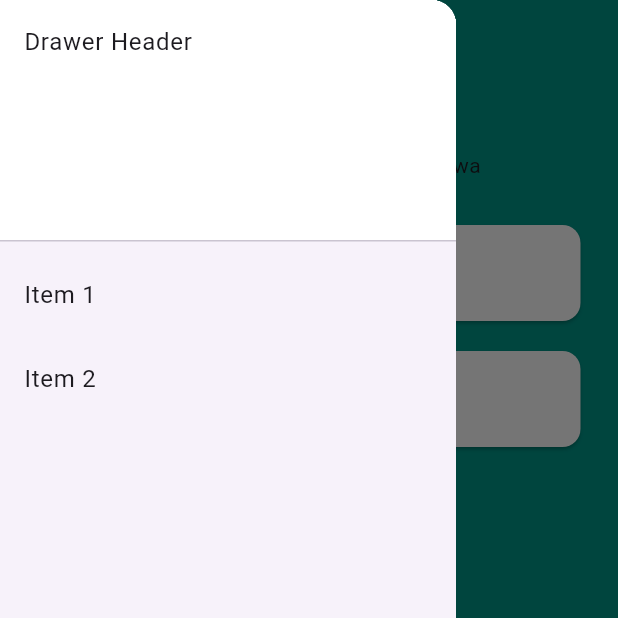
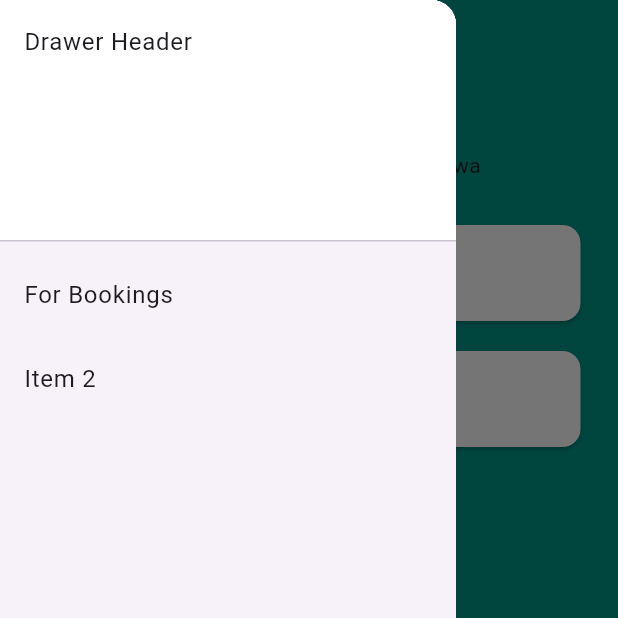
Before and after one commit to oluwasniper/Business_card, a Flutter app: the screen it shows after launch, with the side drawer open, on a phone screen of 412 x 824 dp, the top half of it. Run offline on Flutter 3.47's test engine with Material 3 defaults, Android fonts, the phone set to English and light mode, and no system bars.

Commit message:
BookingsPage added

```diff
--- a/lib/main.dart
+++ b/lib/main.dart
@@ -1,3 +1,4 @@
+import 'package:business_card/booking.dart';
 import 'package:flutter/material.dart';
 
 void main() {
@@ -15,29 +16,35 @@ class MyApp extends StatelessWidget {
         drawer: Drawer(
           child: ListView(
             children: [
-              DrawerHeader(
-                child: Text('Drawer Header'),
+              const DrawerHeader(
                 decoration: BoxDecoration(
                   color: Colors.white,
                 ),
+                child: Text('Drawer Header'),
               ),
               ListTile(
-                title: Text('Item 1'),
+                title: const Text('For Bookings'),
                 onTap: () {
-                  Navigator.pop(context);
+                  Navigator.push(
+                      context,
+                      MaterialPageRoute(
+                          builder: (context) => const BookingsPage()));
                 },
               ),
               ListTile(
-                title: Text('Item 2'),
+                title: const Text('Item 2'),
                 onTap: () {
-                  Navigator.pop(context);
+                  Navigator.push(
+                      context,
+                      MaterialPageRoute(
+                          builder: (context) => const BookingsPage()));
                 },
               ),
             ],
           ),
         ),
         backgroundColor: Colors.teal,
-        body: SafeArea(
+        body: const SafeArea(
             child: Column(
           children: [
             CircleAvatar(
@@ -50,7 +57,7 @@ class MyApp extends StatelessWidget {
               margin: EdgeInsets.symmetric(vertical: 10.0, horizontal: 25.0),
               color: Colors.white,
               child: Padding(
-                padding: const EdgeInsets.all(20.0),
+                padding: EdgeInsets.all(20.0),
                 child: Row(
                   children: [
                     Icon(
@@ -72,7 +79,7 @@ class MyApp extends StatelessWidget {
               margin: EdgeInsets.symmetric(vertical: 10.0, horizontal: 25.0),
               color: Colors.white,
               child: Padding(
-                padding: const EdgeInsets.all(20.0),
+                padding: EdgeInsets.all(20.0),
                 child: Row(children: [
                   Icon(Icons.email, color: Colors.black),
                   SizedBox(
```
Also changed, not shown: lib/booking.dart (added, +17 -0 lines).
